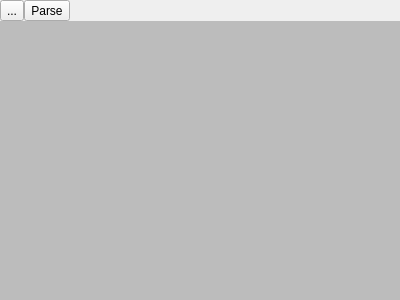
Qt form libs/libcore/widgets/PlanEditor.ui (mrdeveloperdude/OctoMY) before a commit.
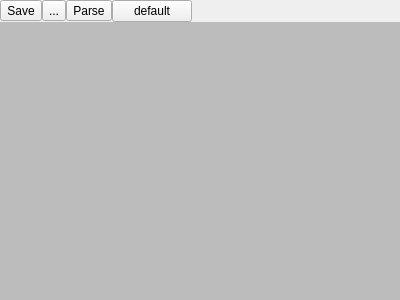
The same form after that commit. Icons and pictures are not drawn. Custom widgets are drawn as their Qt base class.

Commit message: made crazy eyes,  updated android logos, update plan editor and parser

What changed in the file:
```diff
--- a/libs/libcore/widgets/PlanEditor.ui
+++ b/libs/libcore/widgets/PlanEditor.ui
@@ -29,7 +29,7 @@
    <property name="spacing">
     <number>0</number>
    </property>
-   <item row="0" column="0">
+   <item row="0" column="1">
     <widget class="QToolButton" name="toolButtonTidy">
      <property name="text">
       <string>...</string>
@@ -40,18 +40,7 @@
      </property>
     </widget>
    </item>
-   <item row="0" column="1">
-    <widget class="QToolButton" name="toolButtonParse">
-     <property name="text">
-      <string>Parse</string>
-     </property>
-     <property name="icon">
-      <iconset resource="../resources/icons.qrc">
-       <normaloff>:/icons/parse.svg</normaloff>:/icons/parse.svg</iconset>
-     </property>
-    </widget>
-   </item>
-   <item row="0" column="2">
+   <item row="0" column="4">
     <spacer name="horizontalSpacer">
      <property name="orientation">
       <enum>Qt::Horizontal</enum>
@@ -64,7 +53,35 @@
      </property>
     </spacer>
    </item>
-   <item row="1" column="0" colspan="3">
+   <item row="0" column="2">
+    <widget class="QToolButton" name="toolButtonParse">
+     <property name="toolTip">
+      <string>Parse the plan</string>
+     </property>
+     <property name="text">
+      <string>Parse</string>
+     </property>
+     <property name="icon">
+      <iconset resource="../resources/icons.qrc">
+       <normaloff>:/icons/parse.svg</normaloff>:/icons/parse.svg</iconset>
+     </property>
+    </widget>
+   </item>
+   <item row="0" column="0">
+    <widget class="QToolButton" name="toolButtonSave">
+     <property name="toolTip">
+      <string>Save plan</string>
+     </property>
+     <property name="text">
+      <string>Save</string>
+     </property>
+     <property name="icon">
+      <iconset resource="../resources/icons.qrc">
+       <normaloff>:/icons/save.svg</normaloff>:/icons/save.svg</iconset>
+     </property>
+    </widget>
+   </item>
+   <item row="1" column="0" colspan="5">
     <widget class="CodeEditor" name="plainTextEditPlan">
      <property name="sizePolicy">
       <sizepolicy hsizetype="MinimumExpanding" vsizetype="MinimumExpanding">
@@ -507,6 +524,13 @@
      </property>
     </widget>
    </item>
+   <item row="0" column="3">
+    <widget class="QPushButton" name="pushButtonTest">
+     <property name="text">
+      <string>default</string>
+     </property>
+    </widget>
+   </item>
   </layout>
  </widget>
  <customwidgets>
```
Left out of the diff: 3 changed lines with no effect on the pictures. The commit also changes 93 other files.
